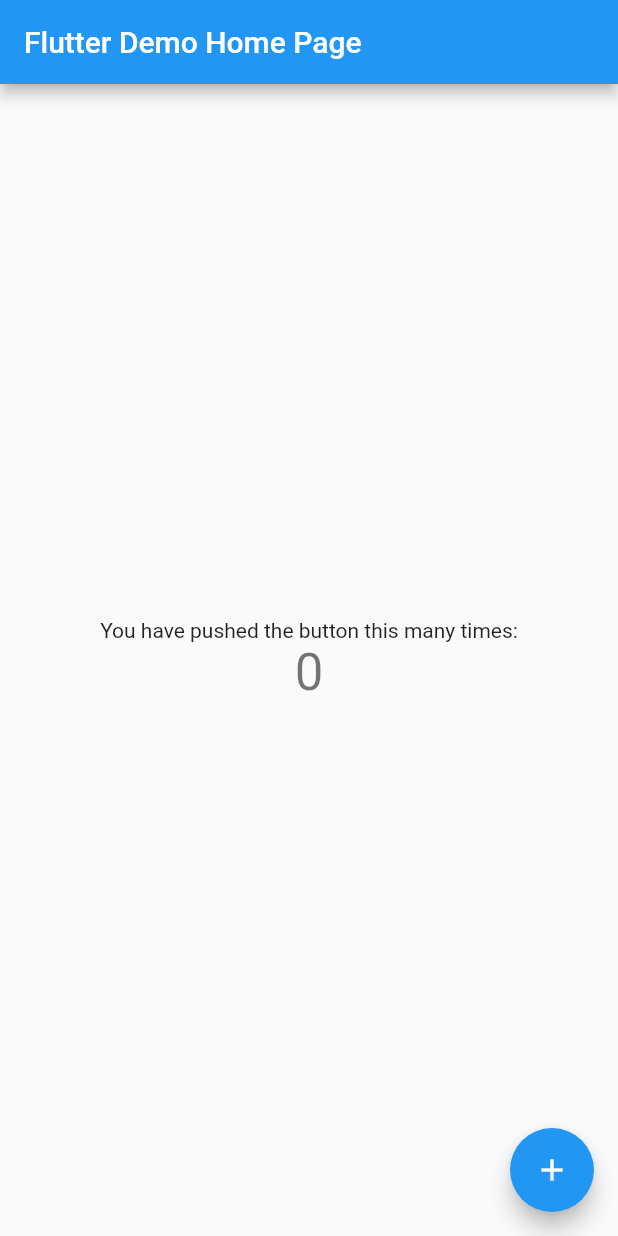
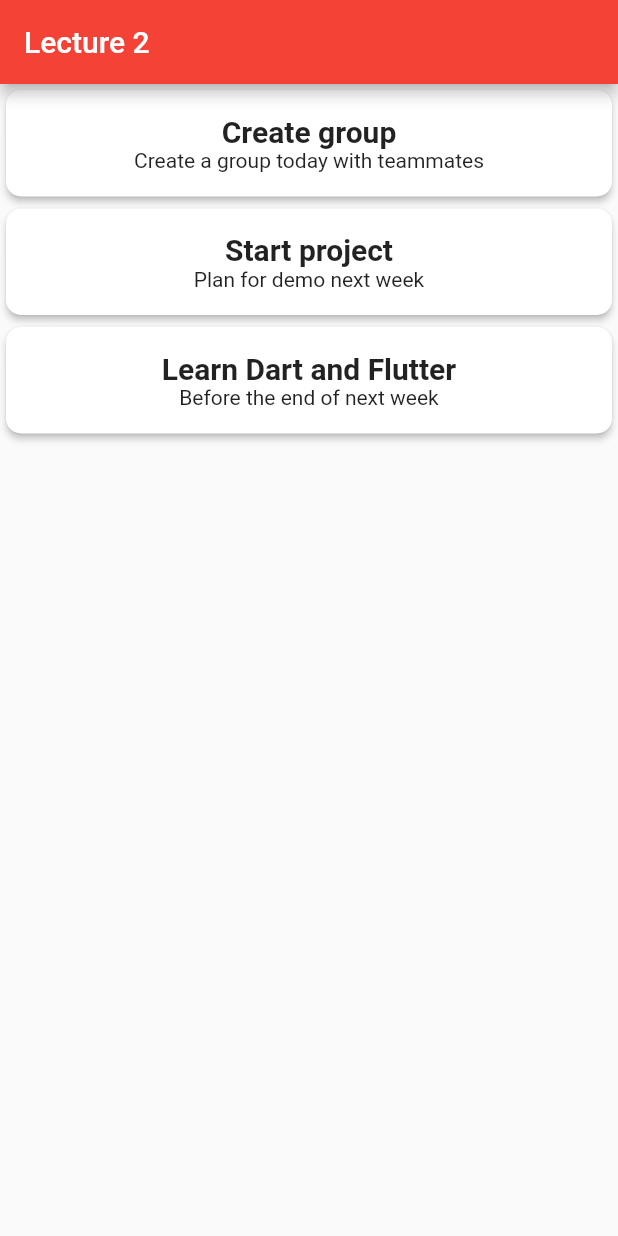
Before and after one commit to Andrew-Clappison/csi5112w22ui, a Flutter app: the screen it shows after launch, on a phone screen of 412 x 824 dp. Run offline on Flutter 3.47's test engine with Material 2 defaults, Android fonts, the phone set to English and light mode, and no system bars; Roboto replaces fonts that are missing (Palatino).

Commit message:
lecture2

```diff
--- a/lib/main.dart
+++ b/lib/main.dart
@@ -1,4 +1,5 @@
 import 'package:flutter/material.dart';
+import 'todo.dart';
 
 void main() {
   runApp(const MyApp());
@@ -22,9 +23,9 @@
         // or simply save your changes to "hot reload" in a Flutter IDE).
         // Notice that the counter didn't reset back to zero; the application
         // is not restarted.
-        primarySwatch: Colors.blue,
+        primarySwatch: Colors.red,
       ),
-      home: const MyHomePage(title: 'Flutter Demo Home Page'),
+      home: const MyHomePage(title: 'Lecture 2'),
     );
   }
 }
@@ -48,68 +49,54 @@
 }
 
 class _MyHomePageState extends State<MyHomePage> {
-  int _counter = 0;
-
-  void _incrementCounter() {
-    setState(() {
-      // This call to setState tells the Flutter framework that something has
-      // changed in this State, which causes it to rerun the build method below
-      // so that the display can reflect the updated values. If we changed
-      // _counter without calling setState(), then the build method would not be
-      // called again, and so nothing would appear to happen.
-      _counter++;
-    });
+  @override
+  Widget build(BuildContext context) {
+    return Scaffold(
+      appBar: AppBar(
+        title: Text(widget.title),
+      ),
+      body: SafeArea(
+        child: ListView.builder(
+            itemCount: Todo.todos.length,
+            itemBuilder: (BuildContext context, int index) {
+              //return Text(Todo.todos[index].label);
+              //return buildTodoCard(Todo.todos[index]);
+              return buildNicerTodoCard(Todo.todos[index]);
+            }),
+      ),
+    );
   }
 
-  @override
-  Widget build(BuildContext context) {
-    // This method is rerun every time setState is called, for instance as done
-    // by the _incrementCounter method above.
-    //
-    // The Flutter framework has been optimized to make rerunning build methods
-    // fast, so that you can just rebuild anything that needs updating rather
-    // than having to individually change instances of widgets.
-    return Scaffold(
-      appBar: AppBar(
-        // Here we take the value from the MyHomePage object that was created by
-        // the App.build method, and use it to set our appbar title.
-        title: Text(widget.title),
+  Widget buildTodoCard(Todo todo) {
+    return Card(
+      child: Column(
+        children: <Widget>[
+          Text(todo.label),
+        ],
       ),
-      body: Center(
-        // Center is a layout widget. It takes a single child and positions it
-        // in the middle of the parent.
+    );
+  }
+}
+
+Widget buildNicerTodoCard(Todo todo) {
+  return Card(
+    elevation: 2.0,
+    shape: RoundedRectangleBorder(borderRadius: BorderRadius.circular(10.0)),
+    child: Padding(
+      padding: const EdgeInsets.all(16.0),
       child: Column(
-          // Column is also a layout widget. It takes a list of children and
-          // arranges them vertically. By default, it sizes itself to fit its
-          // children horizontally, and tries to be as tall as its parent.
-          //
-          // Invoke "debug painting" (press "p" in the console, choose the
-          // "Toggle Debug Paint" action from the Flutter Inspector in Android
-          // Studio, or the "Toggle Debug Paint" command in Visual Studio Code)
-          // to see the wireframe for each widget.
-          //
-          // Column has various properties to control how it sizes itself and
-          // how it positions its children. Here we use mainAxisAlignment to
-          // center the children vertically; the main axis here is the vertical
-          // axis because Columns are vertical (the cross axis would be
-          // horizontal).
-          mainAxisAlignment: MainAxisAlignment.center,
         children: <Widget>[
-            const Text(
-              'You have pushed the button this many times:',
+          Text(
+            todo.label,
+            style: const TextStyle(
+              fontSize: 20.0,
+              fontWeight: FontWeight.w700,
+              fontFamily: 'Palatino',
             ),
-            Text(
-              '$_counter',
-              style: Theme.of(context).textTheme.headline4,
           ),
+          Text(todo.description)
         ],
       ),
     ),
-      floatingActionButton: FloatingActionButton(
-        onPressed: _incrementCounter,
-        tooltip: 'Increment',
-        child: const Icon(Icons.add),
-      ), // This trailing comma makes auto-formatting nicer for build methods.
   );
 }
-}
--- /dev/null
+++ b/lib/todo.dart
@@ -0,0 +1,12 @@
+class Todo {
+  String label;
+  String description;
+  Todo(this.label, this.description);
+
+// sample data, hardcoded at step 1
+  static List<Todo> todos = [
+    Todo("Create group", "Create a group today with teammates"),
+    Todo("Start project", "Plan for demo next week"),
+    Todo("Learn Dart and Flutter", "Before the end of next week")
+  ];
+}
```
Lines whose indentation alone changed are shown as unchanged.
